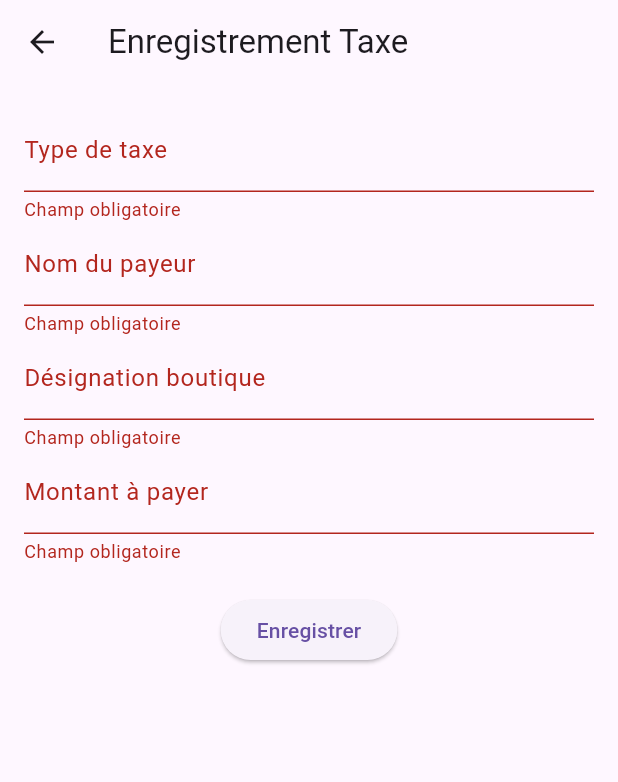
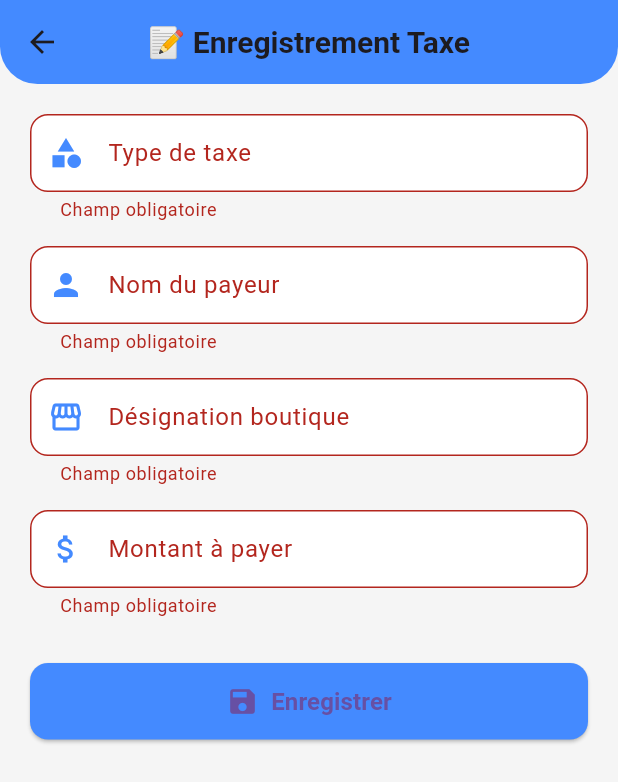
Before and after one commit to danychibox/tax_collect, a Flutter app: the DataScreen screen opened directly with empty values, after a tap on "Enregistrer", on a phone screen of 412 x 824 dp. Shown: the top 782 px of the screen. Run offline on Flutter 3.47's test engine with Material 3 defaults, Android fonts, the phone set to English and light mode, and no system bars; our stand-ins replace sqflite; missing offline and left inert: qr_code_scanner; accounts and stored records are empty.

Commit message:
modification srtucturelle

```diff
--- a/lib/screens/data_screen.dart
+++ b/lib/screens/data_screen.dart
@@ -1,11 +1,12 @@
 import 'package:flutter/material.dart';
+import 'package:tax_collect/screens/success_screen.dart';
 import '../database/database_helper.dart';
 import '../models/tax_data.dart';
 
 class DataScreen extends StatefulWidget {
   final String qrCodeId;
 
-  DataScreen({required this.qrCodeId});
+  const DataScreen({Key? key, required this.qrCodeId}) : super(key: key);
 
   @override
   _DataScreenState createState() => _DataScreenState();
@@ -21,43 +22,99 @@ class _DataScreenState extends State<DataScreen> {
   @override
   Widget build(BuildContext context) {
     return Scaffold(
+      backgroundColor: Colors.grey[100],
       appBar: AppBar(
-        title: Text('Enregistrement Taxe'),
+        elevation: 0,
+        backgroundColor: Colors.blueAccent,
+        shape: const RoundedRectangleBorder(
+          borderRadius: BorderRadius.vertical(bottom: Radius.circular(25)),
+        ),
+        title: const Text(
+          "📝 Enregistrement Taxe",
+          style: TextStyle(fontWeight: FontWeight.bold, fontSize: 20),
+        ),
+        centerTitle: true,
       ),
-      body: Padding(
-        padding: EdgeInsets.all(16.0),
+      body: SingleChildScrollView(
+        padding: const EdgeInsets.all(20),
         child: Form(
           key: _formKey,
           child: Column(
+            crossAxisAlignment: CrossAxisAlignment.stretch,
             children: [
-              TextFormField(
+              _buildTextField(
                 controller: _taxTypeController,
-                decoration: InputDecoration(labelText: 'Type de taxe'),
-                validator: (value) => value!.isEmpty ? 'Champ obligatoire' : null,
+                label: "Type de taxe",
+                icon: Icons.category,
               ),
-              TextFormField(
+              const SizedBox(height: 16),
+              _buildTextField(
                 controller: _payerNameController,
-                decoration: InputDecoration(labelText: 'Nom du payeur'),
-                validator: (value) => value!.isEmpty ? 'Champ obligatoire' : null,
+                label: "Nom du payeur",
+                icon: Icons.person,
               ),
-              TextFormField(
+              const SizedBox(height: 16),
+              _buildTextField(
                 controller: _shopDesignationController,
-                decoration: InputDecoration(labelText: 'Désignation boutique'),
-                validator: (value) => value!.isEmpty ? 'Champ obligatoire' : null,
+                label: "Désignation boutique",
+                icon: Icons.storefront,
               ),
-              TextFormField(
+              const SizedBox(height: 16),
+              _buildTextField(
                 controller: _amountController,
-                decoration: InputDecoration(labelText: 'Montant à payer'),
+                label: "Montant à payer",
+                icon: Icons.attach_money,
                 keyboardType: TextInputType.number,
-                validator: (value) => value!.isEmpty ? 'Champ obligatoire' : null,
               ),
-              SizedBox(height: 20),
-              ElevatedButton(
+              const SizedBox(height: 30),
+              ElevatedButton.icon(
+                style: ElevatedButton.styleFrom(
+                  padding: const EdgeInsets.symmetric(vertical: 14),
+                  backgroundColor: Colors.blueAccent,
+                  shape: RoundedRectangleBorder(
+                    borderRadius: BorderRadius.circular(12),
+                  ),
+                ),
                 onPressed: _saveData,
-                child: Text('Enregistrer'),
+                icon: const Icon(Icons.save, size: 22),
+                label: const Text(
+                  "Enregistrer",
+                  style: TextStyle(fontSize: 16, fontWeight: FontWeight.bold),
+                ),
               ),
             ],
           ),
+        ),
+      ),
+    );
+  }
+
+  Widget _buildTextField({
+    required TextEditingController controller,
+    required String label,
+    required IconData icon,
+    TextInputType keyboardType = TextInputType.text,
+  }) {
+    return TextFormField(
+      controller: controller,
+      keyboardType: keyboardType,
+      validator: (value) => value!.isEmpty ? 'Champ obligatoire' : null,
+      decoration: InputDecoration(
+        prefixIcon: Icon(icon, color: Colors.blueAccent),
+        labelText: label,
+        filled: true,
+        fillColor: Colors.white,
+        contentPadding: const EdgeInsets.symmetric(horizontal: 16, vertical: 14),
+        border: OutlineInputBorder(
+          borderRadius: BorderRadius.circular(12),
+        ),
+        enabledBorder: OutlineInputBorder(
+          borderRadius: BorderRadius.circular(12),
+          borderSide: BorderSide(color: Colors.grey.shade300),
+        ),
+        focusedBorder: OutlineInputBorder(
+          borderRadius: BorderRadius.circular(12),
+          borderSide: const BorderSide(color: Colors.blueAccent, width: 2),
         ),
       ),
     );
@@ -76,13 +133,16 @@ class _DataScreenState extends State<DataScreen> {
 
       try {
         await DatabaseService().insertTaxData(taxData);
-        ScaffoldMessenger.of(context).showSnackBar(
-          SnackBar(content: Text('Données enregistrées avec succès!')),
-        );
+      Navigator.pushReplacement(
+  context,
+  MaterialPageRoute(
+    builder: (context) =>const SuccessScreen(),
+  ),
+);
         Navigator.pop(context);
       } catch (e) {
         ScaffoldMessenger.of(context).showSnackBar(
-          SnackBar(content: Text('Erreur: $e')),
+          SnackBar(content: Text('❌ Erreur: $e')),
         );
       }
     }
```
Also changed, not shown: lib/screens/home_screen.dart (+46 -9 lines), lib/screens/success_screen.dart (added, +74 -0 lines), 1 other file.
